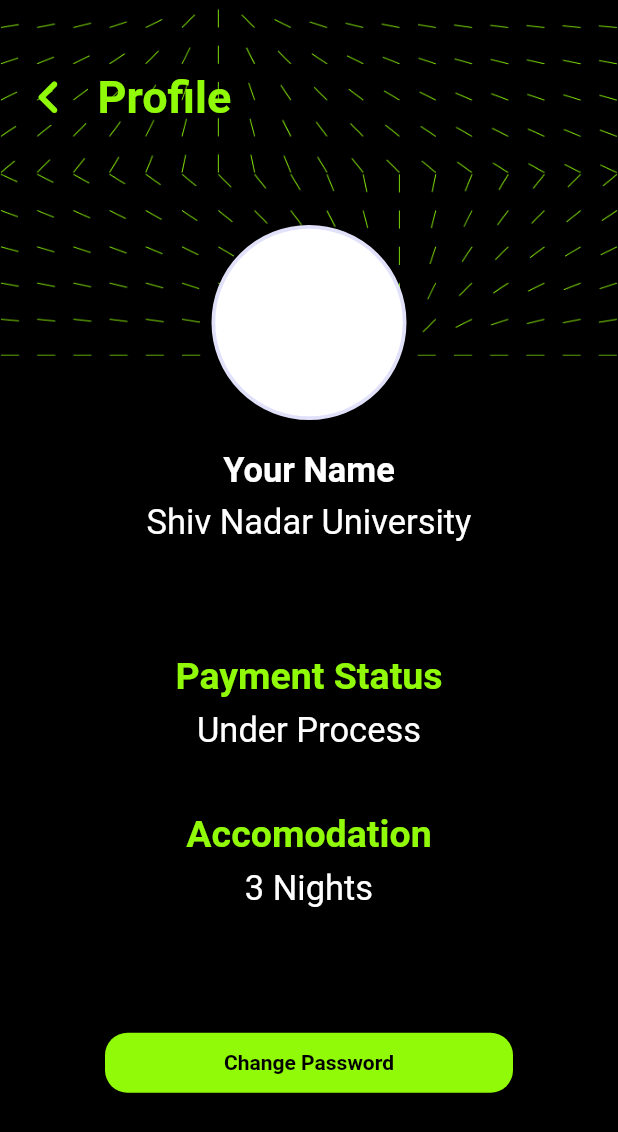
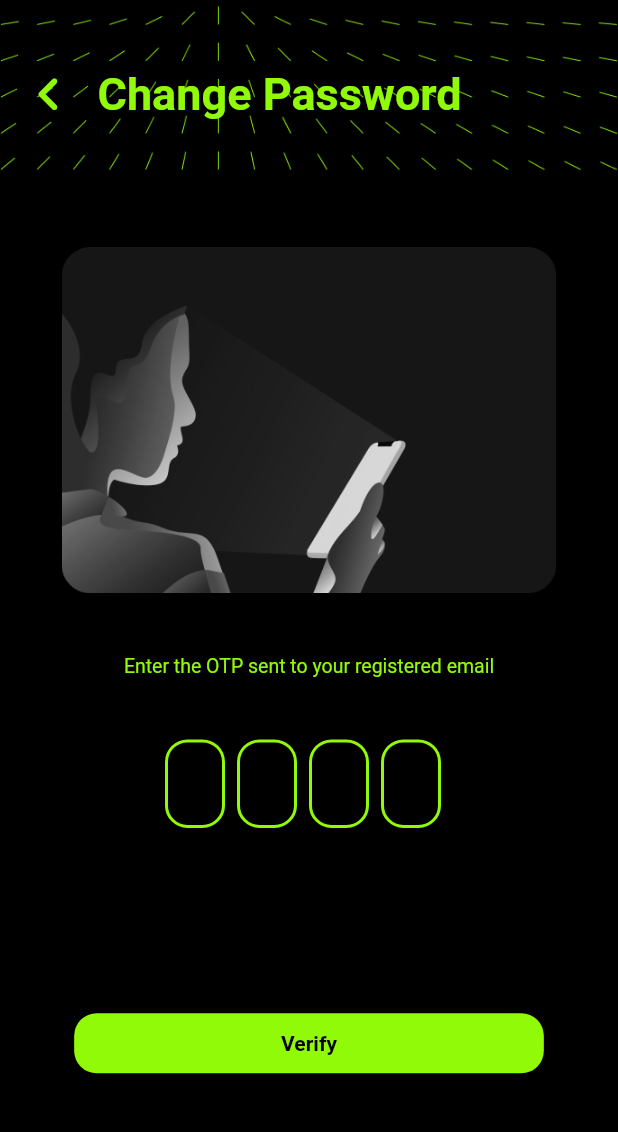
Before and after one commit to surge-snu/surge-2023-app, a Flutter app: the Profile screen opened directly, after a tap on "Change Password", on a phone screen of 412 x 824 dp. Shown: the top 1132 px of the screen. Run offline on Flutter 3.47's test engine with Material 2 defaults, Android fonts, the light colour scheme and no system bars; drawn by our look-alikes of flutter_otp_text_field; our stand-ins replace dropdown_button2, get, google_fonts, google_nav_bar, line_icons, shared_preferences and 1 more; accounts and stored records are empty.

Commit message:
change password ui completed

```diff
--- /dev/null
+++ b/lib/Auth/changePassword.dart
@@ -0,0 +1,79 @@
+import 'package:flutter/material.dart';
+import 'package:flutter_otp_text_field/flutter_otp_text_field.dart';
+import 'package:surge_2023_app/Utils/CustomAppbar.dart';
+
+import '../Global Variables/Constants.dart';
+
+class ChangePassword extends StatefulWidget {
+  const ChangePassword({Key? key}) : super(key: key);
+
+  @override
+  State<ChangePassword> createState() => _ChangePasswordState();
+}
+
+class _ChangePasswordState extends State<ChangePassword> {
+  @override
+  Widget build(BuildContext context) {
+    return Scaffold(
+      backgroundColor: Colors.black,
+      appBar:PreferredSize(
+        child: CustomAppBar(heading: "Change Password"),
+        preferredSize: Size(MediaQuery.sizeOf(context).width,MediaQuery.sizeOf(context).height*0.15),
+      ),
+      body: SingleChildScrollView(
+        physics: NeverScrollableScrollPhysics(),
+        child: Center(
+          child: Container(
+           height: MediaQuery.sizeOf(context).height*0.78,
+            color: Colors.black,
+            child: Column(
+              crossAxisAlignment: CrossAxisAlignment.center,
+              children: [
+                SizedBox(height: MediaQuery.sizeOf(context).height*0.05,),
+                Image.asset('assets/changePassword.png',height: MediaQuery.sizeOf(context).height*0.28,width: MediaQuery.sizeOf(context).width*0.88,),
+                SizedBox(height: MediaQuery.sizeOf(context).height*0.05,),
+                Text('Enter the OTP sent to your registered email',style: TextStyle(color: AppColors.primaryColor ,fontWeight: FontWeight.w400,fontSize: 13),),
+                SizedBox(height: MediaQuery.sizeOf(context).height*0.05,),
+                OtpTextField(
+                  numberOfFields: 4,
+                  borderColor: AppColors.primaryColor,
+                  focusedBorderColor:  Colors.white,
+                  disabledBorderColor: AppColors.primaryColor,
+                  enabledBorderColor: AppColors.primaryColor,
+                  borderRadius: BorderRadius.circular(15),
+                  textStyle: TextStyle(color: Colors.white),
+                  //set to true to show as box or false to show as dash
+                  showFieldAsBox: true,
+                  //runs when a code is typed in
+                  onCodeChanged: (String code) {
+                    //handle validation or checks here
+                  },
+                  //runs when every textfield is filled
+                  onSubmit: (String verificationCode){
+                   // enter on submitted
+                  }, // end onSubmit
+                ),
+                SizedBox(height: MediaQuery.sizeOf(context).height*0.15,),
+                InkWell(
+                  onTap: (){
+                    // manage change  on Tap
+
+                  },
+                  child: Container(
+                    height: 40,
+                    width: MediaQuery.sizeOf(context).width*0.76,
+                    decoration: BoxDecoration(
+                        color: AppColors.primaryColor,
+                        borderRadius: BorderRadius.circular(15)
+                    ),
+                    child: Center(child: Text('Verify',style: TextStyle(color: Colors.black,fontWeight: FontWeight.w700,fontSize: 14),)),
+                  ),
+                )
+              ],
+            ),
+          ),
+        ),
+      ),
+    );
+  }
+}
--- a/lib/Profile/profile.dart
+++ b/lib/Profile/profile.dart
@@ -1,4 +1,7 @@
 import 'package:flutter/material.dart';
+import 'package:get/get.dart';
+import 'package:get/get_core/src/get_main.dart';
+import 'package:surge_2023_app/Auth/changePassword.dart';
 import 'package:surge_2023_app/Utils/CustomAppbar.dart';
 
 import '../Global Variables/Constants.dart';
@@ -100,18 +103,20 @@ class _ProfileState extends State<Profile> {
                       Text('Your Name',style: TextStyle(color: Colors.white,fontWeight: FontWeight.w700,fontSize: 23),),
 SizedBox(height: MediaQuery.sizeOf(context).height*0.01,),
                       Text('Shiv Nadar University',style: TextStyle(color: Colors.white,fontWeight: FontWeight.w400,fontSize: 23),),
-                      SizedBox(height: MediaQuery.sizeOf(context).height*0.09,),
+                      SizedBox(height: MediaQuery.sizeOf(context).height*0.05,),
                       Text('Payment Status',style: TextStyle(color: AppColors.primaryColor ,fontWeight: FontWeight.w600,fontSize: 25),),
                       SizedBox(height: MediaQuery.sizeOf(context).height*0.01,),
                       Text('Under Process',style: TextStyle(color: Colors.white,fontWeight: FontWeight.w400,fontSize: 23),),
-                      SizedBox(height: MediaQuery.sizeOf(context).height*0.05,),
+                      SizedBox(height: MediaQuery.sizeOf(context).height*0.03,),
                       Text('Accomodation',style: TextStyle(color: AppColors.primaryColor ,fontWeight: FontWeight.w600,fontSize: 25),),
                       SizedBox(height: MediaQuery.sizeOf(context).height*0.01,),
                       Text('3 Nights',style: TextStyle(color: Colors.white,fontWeight: FontWeight.w400,fontSize: 23),),
-                      SizedBox(height: MediaQuery.sizeOf(context).height*0.1,),
+                      SizedBox(height: MediaQuery.sizeOf(context).height*0.05,),
+
                       InkWell(
                         onTap: (){
                           // manage change password on Tap
+                          Get.to(()=>ChangePassword());
                         },
                         child: Container(
                           height: 40,
--- a/pubspec.yaml
+++ b/pubspec.yaml
@@ -51,6 +51,7 @@ dependencies:
   line_icons: ^2.0.3
   url_launcher: ^6.1.12
   dropdown_button2: ^2.3.7
+  flutter_otp_text_field: ^1.1.1
 
 dev_dependencies:
   flutter_test:
```
Also changed, not shown: assets/changePassword.png (added), pubspec.lock.
